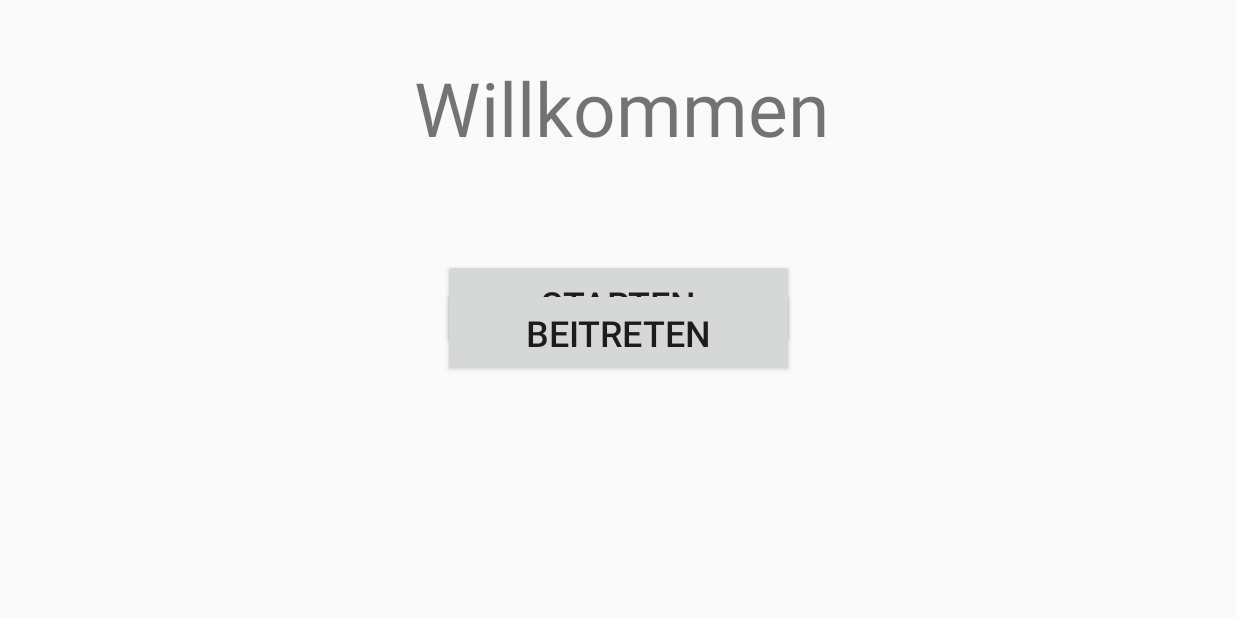
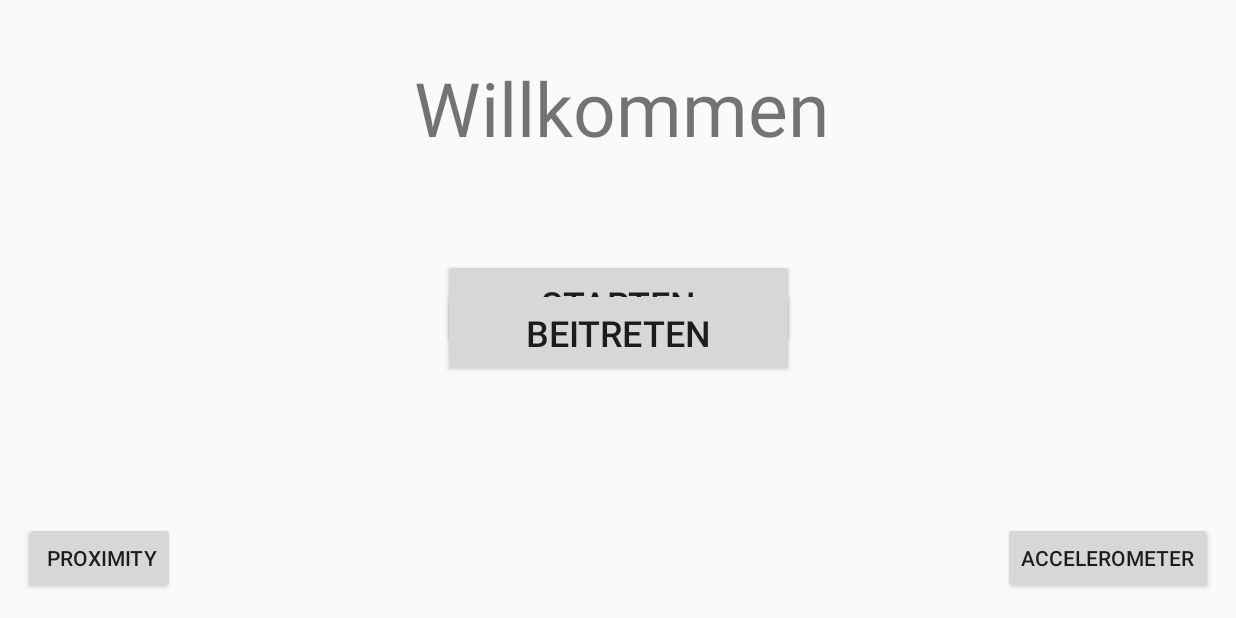
Before and after one commit to Alexx882/SiegeAndDestroy3D, an Android app: the screen it shows after launch (WelcomePageActivity), on a phone screen of 824 x 412 dp (held sideways). Run offline under Robolectric (Android 15) with nearby library versions, the phone set to English and light mode, and no system bars.

Commit message:
SiegeandDestroy3D-54 Sensoren Accelerometer funktioniert zurzeit nur beim Schütteln - in Arbeit

```diff
--- a/app/src/main/java/at/aau/gloryweapons/siegeanddestroy3d/WelcomePageActivity.java
+++ b/app/src/main/java/at/aau/gloryweapons/siegeanddestroy3d/WelcomePageActivity.java
@@ -6,11 +6,16 @@ import android.view.View;
 import android.widget.Button;
 import android.content.Intent;
 
+import at.aau.gloryweapons.siegeanddestroy3d.sensors.AccelerometerSensorActivity;
+import at.aau.gloryweapons.siegeanddestroy3d.sensors.ProximitySensorActivity;
+
 
 public class WelcomePageActivity extends AppCompatActivity {
 
     Button SpielStarten;
     Button SpielBeitreten;
+    Button proximityTest;
+    Button accelerometerTest;
 
     @Override
     protected void onCreate(Bundle savedInstanceState) {
@@ -34,5 +39,23 @@ public class WelcomePageActivity extends AppCompatActivity {
                 startActivity(new Intent(WelcomePageActivity.this, JoinGameActivity.class));
             }
         });
+
+        Button proximityTest = (Button) findViewById(R.id.proximityTest);
+
+        proximityTest.setOnClickListener(new View.OnClickListener(){
+            @Override
+            public void onClick(View view) {
+                startActivity(new Intent(WelcomePageActivity.this, ProximitySensorActivity.class));
+            }
+        });
+
+        Button accelerometerTest = (Button) findViewById(R.id.accelerometerTest);
+
+        accelerometerTest.setOnClickListener(new View.OnClickListener(){
+            @Override
+            public void onClick(View view) {
+                startActivity(new Intent(WelcomePageActivity.this, AccelerometerSensorActivity.class));
+            }
+        });
     }
 }
--- a/app/src/main/res/layout/activity_welcome_page.xml
+++ b/app/src/main/res/layout/activity_welcome_page.xml
@@ -52,4 +52,24 @@
         app:layout_constraintStart_toStartOf="parent"
         app:layout_constraintTop_toTopOf="parent"
         app:layout_constraintVertical_bias="0.335" />
+
+    <Button
+        android:id="@+id/proximityTest"
+        android:layout_width="wrap_content"
+        android:layout_height="wrap_content"
+        android:layout_marginBottom="16dp"
+        android:layout_marginStart="16dp"
+        android:text=" Proximity"
+        app:layout_constraintBottom_toBottomOf="parent"
+        app:layout_constraintStart_toStartOf="parent" />
+
+    <Button
+        android:id="@+id/accelerometerTest"
+        android:layout_width="wrap_content"
+        android:layout_height="wrap_content"
+        android:layout_marginBottom="16dp"
+        android:layout_marginEnd="16dp"
+        android:text="Accelerometer"
+        app:layout_constraintBottom_toBottomOf="parent"
+        app:layout_constraintEnd_toEndOf="parent" />
 </android.support.constraint.ConstraintLayout>
```
Also changed, not shown: app/src/main/AndroidManifest.xml (+12 -4 lines), app/src/main/java/at/aau/gloryweapons/siegeanddestroy3d/sensors/AccelerometerSensorActivity.java (added, +75 -0 lines), app/src/main/java/at/aau/gloryweapons/siegeanddestroy3d/sensors/ProximitySensorActivity.java (added, +66 -0 lines), app/src/main/java/at/aau/gloryweapons/siegeanddestroy3d/sensors/TestSensorActivity.java (added, +15 -0 lines), app/src/main/res/layout/activity_accelerometer_sensor.xml (added, +21 -0 lines), app/src/main/res/layout/activity_proximity_sensor.xml (added, +11 -0 lines), app/src/main/res/layout/activity_test_sensor.xml (added, +22 -0 lines).
